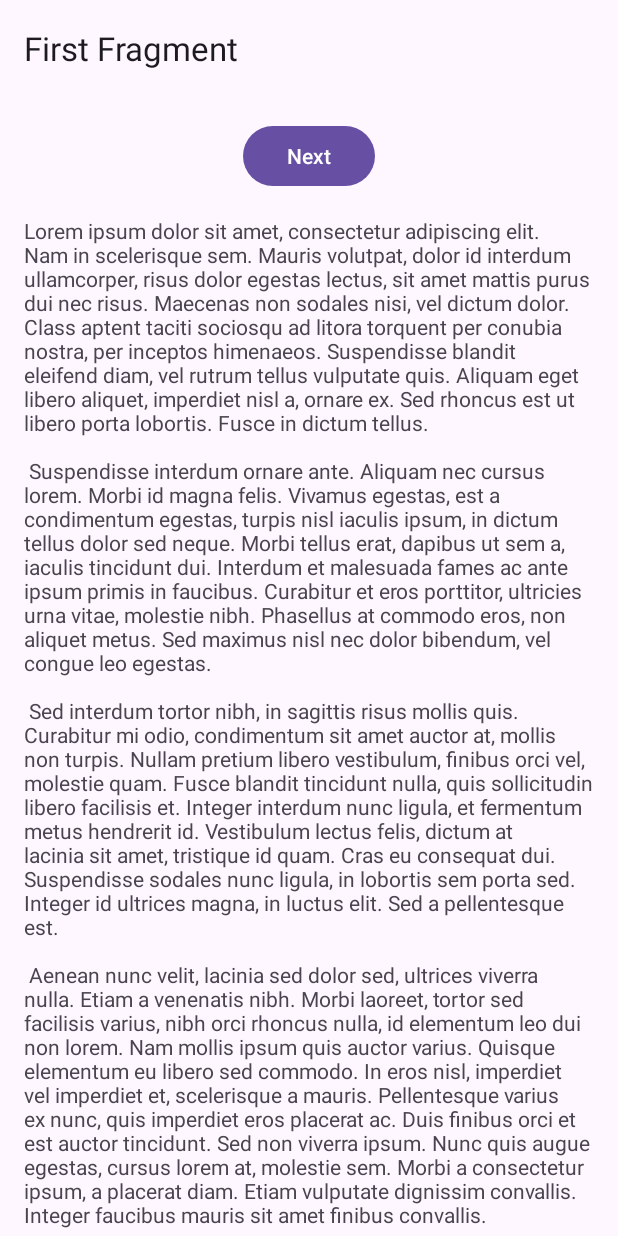
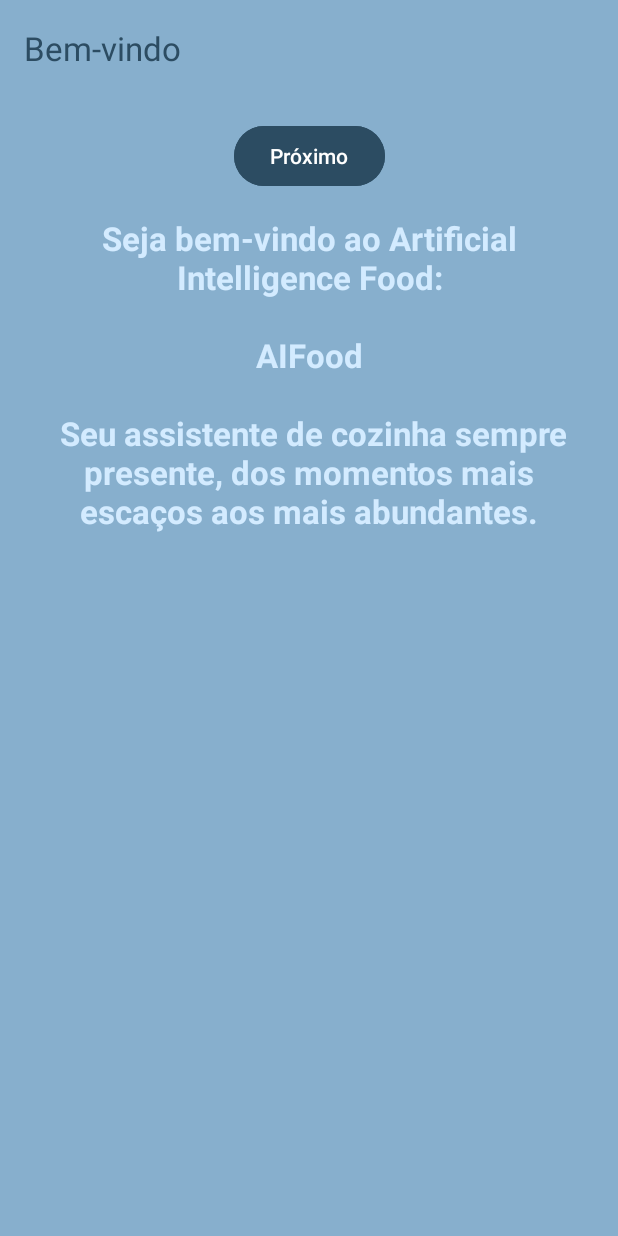
Before and after one commit to bayrontq/AIFood, an Android app: the screen it shows after launch (WelcomeActivity), on a phone screen of 412 x 824 dp. Run offline under Robolectric (Android 15) with nearby library versions, the phone set to English and light mode, and no system bars; our stand-ins replace navigation-ui.

Commit message:
improve layout

```diff
--- a/app/src/main/java/com/bayron/aifood/FirstFragment.kt
+++ b/app/src/main/java/com/bayron/aifood/FirstFragment.kt
@@ -26,7 +26,7 @@ class FirstFragment : Fragment() {
     override fun onViewCreated(view: View, savedInstanceState: Bundle?) {
         super.onViewCreated(view, savedInstanceState)
 
-        binding.buttonFirst.setOnClickListener {
+        binding.buttonNext.setOnClickListener {
             findNavController().navigate(R.id.action_FirstFragment_to_SecondFragment)
         }
     }
--- a/app/src/main/java/com/bayron/aifood/SecondFragment.kt
+++ b/app/src/main/java/com/bayron/aifood/SecondFragment.kt
@@ -24,7 +24,7 @@ class SecondFragment : Fragment() {
     override fun onViewCreated(view: View, savedInstanceState: Bundle?) {
         super.onViewCreated(view, savedInstanceState)
 
-        binding.buttonSecond.setOnClickListener {
+        binding.buttonStart.setOnClickListener {
             findNavController().navigate(R.id.action_SecondFragment_to_MainActvity)
             requireActivity().finish()
         }
--- a/app/src/main/res/layout/fragment_first.xml
+++ b/app/src/main/res/layout/fragment_first.xml
@@ -12,24 +12,29 @@
         android:padding="16dp">
 
         <Button
-            android:id="@+id/button_first"
+            android:id="@+id/button_next"
             android:layout_width="wrap_content"
             android:layout_height="wrap_content"
-            android:text="@string/next"
-            app:layout_constraintBottom_toTopOf="@id/textview_first"
+            android:backgroundTint="@color/color_2c4c62"
+            android:text="@string/first_fragment_next"
+            app:layout_constraintBottom_toTopOf="@id/textview_welcome"
             app:layout_constraintEnd_toEndOf="parent"
             app:layout_constraintStart_toStartOf="parent"
             app:layout_constraintTop_toTopOf="parent" />
 
         <TextView
-            android:id="@+id/textview_first"
+            android:id="@+id/textview_welcome"
             android:layout_width="wrap_content"
             android:layout_height="wrap_content"
             android:layout_marginTop="16dp"
-            android:text="@string/lorem_ipsum"
+            android:gravity="center"
+            android:text="@string/first_fragment_text"
+            android:textSize="22sp"
+            android:textStyle="bold"
             app:layout_constraintBottom_toBottomOf="parent"
             app:layout_constraintEnd_toEndOf="parent"
+            app:layout_constraintHorizontal_bias="0.0"
             app:layout_constraintStart_toStartOf="parent"
-            app:layout_constraintTop_toBottomOf="@id/button_first" />
+            app:layout_constraintTop_toBottomOf="@id/button_next" />
     </androidx.constraintlayout.widget.ConstraintLayout>
 </androidx.core.widget.NestedScrollView>
--- a/app/src/main/res/layout/view_toolbar.xml
+++ b/app/src/main/res/layout/view_toolbar.xml
@@ -2,6 +2,7 @@
 <com.google.android.material.appbar.AppBarLayout xmlns:android="http://schemas.android.com/apk/res/android"
     android:layout_width="match_parent"
     android:layout_height="wrap_content"
+    android:background="@color/blue_aifood"
     android:fitsSystemWindows="true">
 
     <com.google.android.material.appbar.MaterialToolbar
--- a/app/src/main/res/values/colors.xml
+++ b/app/src/main/res/values/colors.xml
@@ -2,4 +2,9 @@
 <resources>
     <color name="black">#FF000000</color>
     <color name="white">#FFFFFFFF</color>
+
+    <color name="blue_aifood">#87AFCD</color>
+
+    <color name="color_d3ebff">#D3EBFF</color>
+    <color name="color_2c4c62">#2C4C62</color>
 </resources>
--- a/app/src/main/res/values/strings.xml
+++ b/app/src/main/res/values/strings.xml
@@ -1,51 +1,25 @@
 <resources>
     <string name="app_name">AIFood</string>
-    <string name="action_settings">Settings</string>
+    <string name="action_settings">Configurações</string>
     <!-- Strings used for fragments for navigation -->
-    <string name="first_fragment_label">First Fragment</string>
-    <string name="second_fragment_label">Second Fragment</string>
-    <string name="next">Next</string>
-    <string name="previous">Previous</string>
+    <string name="first_fragment_label">Bem-vindo</string>
+    <string name="first_fragment_next">Próximo</string>
+    <string name="first_fragment_text">
+        Seja bem-vindo ao Artificial Intelligence Food:\n\nAIFood\n\n
+        Seu assistente de cozinha sempre presente, dos momentos mais escaços aos mais abundantes.
+    </string>
 
-    <string name="lorem_ipsum">
-        Lorem ipsum dolor sit amet, consectetur adipiscing elit. Nam in scelerisque sem. Mauris
-        volutpat, dolor id interdum ullamcorper, risus dolor egestas lectus, sit amet mattis purus
-        dui nec risus. Maecenas non sodales nisi, vel dictum dolor. Class aptent taciti sociosqu ad
-        litora torquent per conubia nostra, per inceptos himenaeos. Suspendisse blandit eleifend
-        diam, vel rutrum tellus vulputate quis. Aliquam eget libero aliquet, imperdiet nisl a,
-        ornare ex. Sed rhoncus est ut libero porta lobortis. Fusce in dictum tellus.\n\n
-        Suspendisse interdum ornare ante. Aliquam nec cursus lorem. Morbi id magna felis. Vivamus
-        egestas, est a condimentum egestas, turpis nisl iaculis ipsum, in dictum tellus dolor sed
-        neque. Morbi tellus erat, dapibus ut sem a, iaculis tincidunt dui. Interdum et malesuada
-        fames ac ante ipsum primis in faucibus. Curabitur et eros porttitor, ultricies urna vitae,
-        molestie nibh. Phasellus at commodo eros, non aliquet metus. Sed maximus nisl nec dolor
-        bibendum, vel congue leo egestas.\n\n
-        Sed interdum tortor nibh, in sagittis risus mollis quis. Curabitur mi odio, condimentum sit
-        amet auctor at, mollis non turpis. Nullam pretium libero vestibulum, finibus orci vel,
-        molestie quam. Fusce blandit tincidunt nulla, quis sollicitudin libero facilisis et. Integer
-        interdum nunc ligula, et fermentum metus hendrerit id. Vestibulum lectus felis, dictum at
-        lacinia sit amet, tristique id quam. Cras eu consequat dui. Suspendisse sodales nunc ligula,
-        in lobortis sem porta sed. Integer id ultrices magna, in luctus elit. Sed a pellentesque
-        est.\n\n
-        Aenean nunc velit, lacinia sed dolor sed, ultrices viverra nulla. Etiam a venenatis nibh.
-        Morbi laoreet, tortor sed facilisis varius, nibh orci rhoncus nulla, id elementum leo dui
-        non lorem. Nam mollis ipsum quis auctor varius. Quisque elementum eu libero sed commodo. In
-        eros nisl, imperdiet vel imperdiet et, scelerisque a mauris. Pellentesque varius ex nunc,
-        quis imperdiet eros placerat ac. Duis finibus orci et est auctor tincidunt. Sed non viverra
-        ipsum. Nunc quis augue egestas, cursus lorem at, molestie sem. Morbi a consectetur ipsum, a
-        placerat diam. Etiam vulputate dignissim convallis. Integer faucibus mauris sit amet finibus
-        convallis.\n\n
-        Phasellus in aliquet mi. Pellentesque habitant morbi tristique senectus et netus et
-        malesuada fames ac turpis egestas. In volutpat arcu ut felis sagittis, in finibus massa
-        gravida. Pellentesque id tellus orci. Integer dictum, lorem sed efficitur ullamcorper,
-        libero justo consectetur ipsum, in mollis nisl ex sed nisl. Donec maximus ullamcorper
-        sodales. Praesent bibendum rhoncus tellus nec feugiat. In a ornare nulla. Donec rhoncus
-        libero vel nunc consequat, quis tincidunt nisl eleifend. Cras bibendum enim a justo luctus
-        vestibulum. Fusce dictum libero quis erat maximus, vitae volutpat diam dignissim.
+    <string name="second_fragment_label">Como Funcina?</string>
+    <string name="second_fragment_start">Começar</string>
+    <string name="second_fragment_text">
+        O AIFood é um asistente de coinha que utiliza inteligência Artificial para criar receitas práticas que utilizem somente os ingredientes que você tem disponível em sua casa.\n\n
+        Você informa quais ingredientes estão a sua disposição no momento e o AIFood utilizará a Inteligência Artificial para criar (ou escolher) uma receita prática que seja possível de ser feita com o que está a disposição.
     </string>
+
 
     <!-- Strings used for MainActivity -->
     <string name="main_activity_label">Main Activity</string>
     <string name="main_activity_action_add_recipe">Adicionar receita</string>
     <string name="main_activity_snackbar_add_recipe">Aqui você adicionará uma nova receita!</string>
+    <string name="main_activity_text">Aqui ficará a lista de receitas já criadas.</string>
 </resources>
--- a/app/src/main/res/values/themes.xml
+++ b/app/src/main/res/values/themes.xml
@@ -1,8 +1,15 @@
-<resources xmlns:tools="http://schemas.android.com/tools">
+<resources>
     <!-- Base application theme. -->
     <style name="Base.Theme.AIFood" parent="Theme.Material3.DayNight.NoActionBar">
-        <!-- Customize your light theme here. -->
-        <!-- <item name="colorPrimary">@color/my_light_primary</item> -->
+        <item name="colorPrimary">@color/color_d3ebff</item>
+        <item name="colorPrimaryDark">@color/color_2c4c62</item>
+        <item name="colorAccent">@color/color_2c4c62</item>
+
+        <item name="android:textColorPrimary">@color/color_2c4c62</item>
+        <item name="android:textColorSecondary">@color/color_2c4c62</item>
+        <item name="android:textColorTertiary">@color/color_d3ebff</item>
+
+        <item name="android:windowBackground">@color/blue_aifood</item>
     </style>
 
     <style name="Theme.AIFood" parent="Base.Theme.AIFood" />
```
Also changed, not shown: app/src/main/res/layout/content_main.xml (+5 -2 lines), app/src/main/res/layout/fragment_second.xml (+10 -6 lines).
